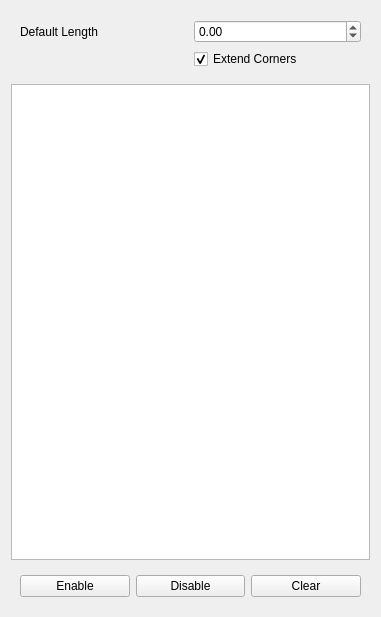
Qt form src/Mod/Path/Gui/Resources/panels/PageOpPocketExtEdit.ui (berndhahnebach/All_FreeCAD) before a commit.
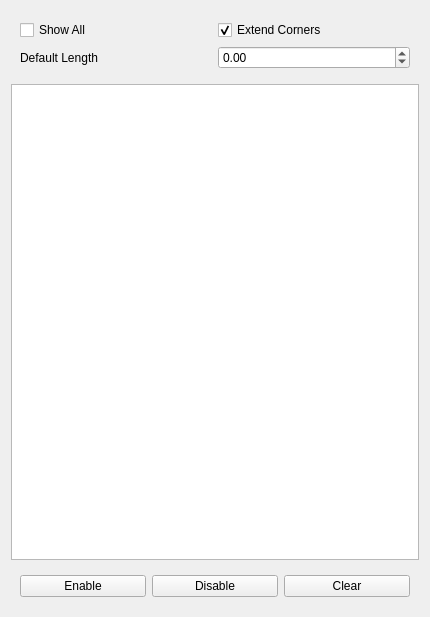
The same form after that commit. Custom widgets are drawn as their Qt base class.

Commit message: Added Show All pocket extension checkbox for better UX.

What changed in the file:
```diff
--- a/src/Mod/Path/Gui/Resources/panels/PageOpPocketExtEdit.ui
+++ b/src/Mod/Path/Gui/Resources/panels/PageOpPocketExtEdit.ui
@@ -6,7 +6,7 @@
    <rect>
     <x>0</x>
     <y>0</y>
-    <width>381</width>
+    <width>430</width>
     <height>617</height>
    </rect>
   </property>
@@ -23,7 +23,7 @@
       <item>
        <widget class="QWidget" name="widget_2" native="true">
         <layout class="QGridLayout" name="gridLayout">
-         <item row="0" column="0">
+         <item row="1" column="0">
           <widget class="QLabel" name="label">
            <property name="text">
             <string>Default Length</string>
@@ -31,16 +31,6 @@
           </widget>
          </item>
          <item row="1" column="1">
-          <widget class="QCheckBox" name="extendCorners">
-           <property name="text">
-            <string>Extend Corners</string>
-           </property>
-           <property name="checked">
-            <bool>true</bool>
-           </property>
-          </widget>
-         </item>
-         <item row="0" column="1">
           <widget class="Gui::QuantitySpinBox" name="defaultLength">
            <property name="minimum">
             <double>-999999999.000000000000000</double>
@@ -50,6 +40,23 @@
            </property>
           </widget>
          </item>
+         <item row="0" column="1">
+          <widget class="QCheckBox" name="extendCorners">
+           <property name="text">
+            <string>Extend Corners</string>
+           </property>
+           <property name="checked">
+            <bool>true</bool>
+           </property>
+          </widget>
+         </item>
+         <item row="0" column="0">
+          <widget class="QCheckBox" name="showExtensions">
+           <property name="text">
+            <string>Show All</string>
+           </property>
+          </widget>
+         </item>
         </layout>
        </widget>
       </item>
```
Left out of the diff: 3 changed lines with no effect on the pictures. The commit also changes 1 other file.
